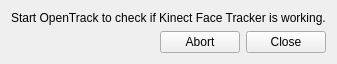
opentrack/opentrack, file tracker-kinect-face/kinect_face_settings.ui: the form before one commit.
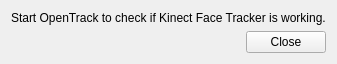
The form after the commit. Icons and pictures are not drawn.

Commit message: tracker/kinect: remove tracker/test code

Diff of the .ui file:
```diff
--- a/tracker-kinect-face/kinect_face_settings.ui
+++ b/tracker-kinect-face/kinect_face_settings.ui
@@ -49,7 +49,7 @@
       </sizepolicy>
      </property>
      <property name="standardButtons">
-      <set>QDialogButtonBox::Abort|QDialogButtonBox::Close</set>
+      <set>QDialogButtonBox::Close</set>
      </property>
     </widget>
    </item>
```
The commit also changes 1 other file.
